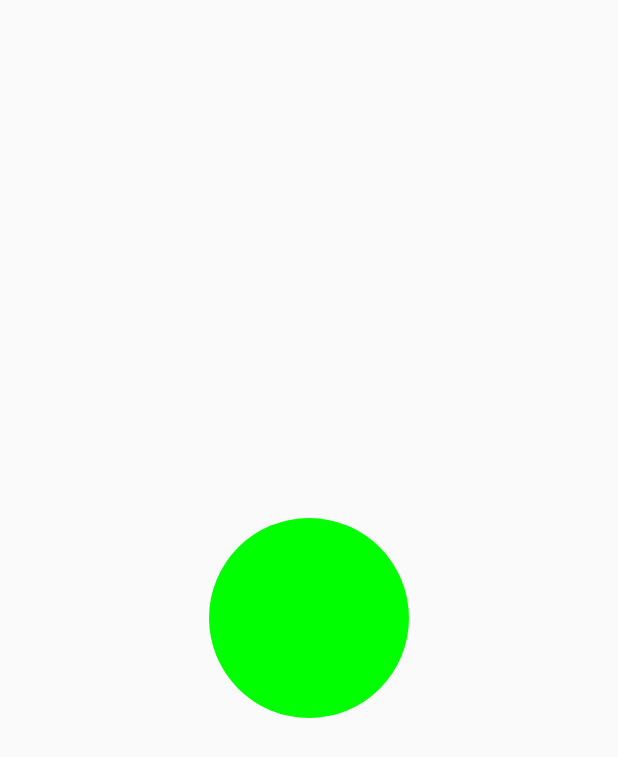
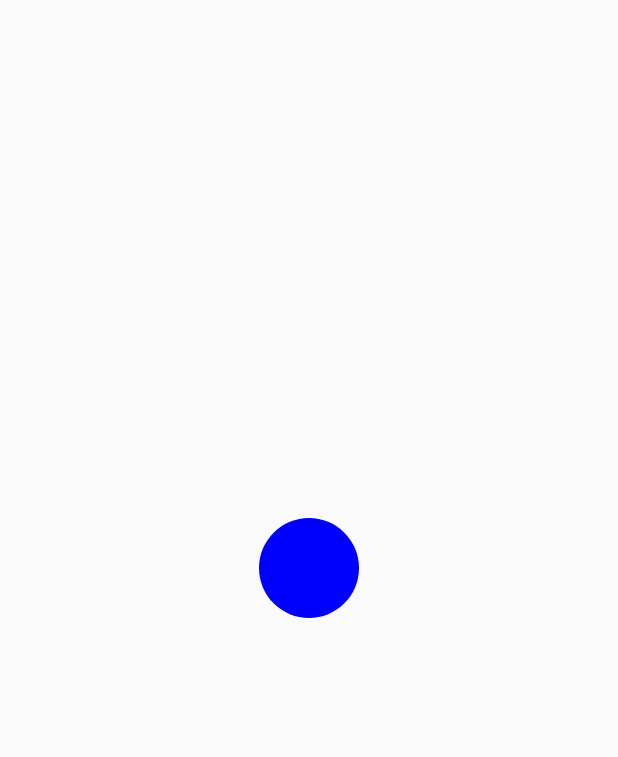
Before and after one commit to maxcoto/memoscopio, an Android app: the screen it shows after launch (MainActivity before the commit, GameActivity after it), on a phone screen of 412 x 824 dp. Shown: the top 757 px of the screen. Run offline under Robolectric (Android 15) with nearby library versions, the phone set to English and light mode, and no system bars.

Commit message:
accel example

```diff
--- a/app/src/main/AndroidManifest.xml
+++ b/app/src/main/AndroidManifest.xml
@@ -13,7 +13,7 @@
         <activity android:name=".RankingActivity" />
         <activity android:name=".BatteryActivity" />
         <activity
-            android:name=".MainActivity"
+            android:name=".GameActivity"
             android:screenOrientation="portrait"
             android:theme="@style/AppTheme.NoActionBar">
             <intent-filter>
@@ -24,6 +24,7 @@
         </activity>
         <activity android:name=".LoginActivity" />
         <activity android:name=".RegisterActivity" />
+        <activity android:name=".SensorsActivity" />
     </application>
 
     <uses-permission android:name="android.permission.ACCESS_NETWORK_STATE" />
--- /dev/null
+++ b/app/src/main/java/com/example/memoscopio/BubbleView.java
@@ -0,0 +1,63 @@
+package com.example.memoscopio;
+
+import android.content.Context;
+import android.graphics.Bitmap;
+import android.graphics.Canvas;
+import android.graphics.Color;
+import android.graphics.Paint;
+import android.graphics.Point;
+import android.graphics.drawable.ShapeDrawable;
+import android.graphics.drawable.shapes.OvalShape;
+import android.util.DisplayMetrics;
+import android.view.Display;
+import android.view.View;
+import android.view.WindowManager;
+
+public class BubbleView extends View {
+
+    private int x;
+    private int y;
+    private int width;
+    private int height;
+    private int diameter = 100;
+
+    private int maxLeft;
+    private int maxTop;
+    private int maxRight;
+    private int maxBottom;
+
+    private ShapeDrawable bubble;
+
+    public BubbleView(Context context, int width, int height)
+    {
+        super(context);
+
+        this.width = width;
+        this.height = height;
+        this.x = (width-diameter)/2;
+        this.y = (height/2) - diameter;
+
+        this.maxLeft = diameter;
+        this.maxTop = diameter;
+        this.maxRight = width - diameter;
+        this.maxBottom = height - diameter;
+
+        bubble = new ShapeDrawable(new OvalShape());
+        bubble.setBounds(x, y, x + diameter, y + diameter);
+        bubble.getPaint().setColor(Color.BLUE);
+    }
+
+    protected void onDraw(Canvas canvas) {
+        super.onDraw(canvas);
+        bubble.draw(canvas);
+    }
+
+    protected void move(float f, float g) {
+        if(x < maxLeft || x > maxRight || y < maxTop || y > maxBottom) return;
+
+        x = (int) (x + f);
+        y = (int) (y + g);
+        bubble.setBounds(x, y, x + diameter, y + diameter);
+        invalidate();
+    }
+}
--- a/app/src/main/java/com/example/memoscopio/GameActivity.java
+++ b/app/src/main/java/com/example/memoscopio/GameActivity.java
@@ -7,118 +7,43 @@ import android.hardware.SensorEvent;
 import android.hardware.SensorEventListener;
 import android.hardware.SensorManager;
 import android.os.Bundle;
-import android.util.Log;
-import android.widget.TextView;
-import android.widget.Toast;
+import android.util.DisplayMetrics;
 
-public class GameActivity extends AppCompatActivity implements SensorEventListener  {
+public class GameActivity extends AppCompatActivity implements SensorEventListener {
 
-    private SensorManager sensorManager;
-
-    private TextView acelerometro;
-    private TextView giroscopio;
-    private TextView proximidad;
-    private TextView detecta;
-    private TextView presion;
-
+    private SensorManager manager;
+    private BubbleView bubbleView;
+    private Sensor accel;
 
     @Override
     protected void onCreate(Bundle savedInstanceState) {
         super.onCreate(savedInstanceState);
-        setContentView(R.layout.activity_game);
 
-        sensorManager = (SensorManager) getSystemService(SENSOR_SERVICE);
+        DisplayMetrics displayMetrics = new DisplayMetrics();
+        getWindowManager().getDefaultDisplay().getMetrics(displayMetrics);
+        int height = displayMetrics.heightPixels;
+        int width = displayMetrics.widthPixels;
 
-        acelerometro = findViewById(R.id.acelerometro);
-        giroscopio = findViewById(R.id.giroscopio);
-        proximidad = findViewById(R.id.proximidad);
-        detecta = findViewById(R.id.detecta);
-        presion = findViewById(R.id.presion);
+        bubbleView = new BubbleView(GameActivity.this, width, height);
+        setContentView(bubbleView);
+
+        manager = (SensorManager)getSystemService(SENSOR_SERVICE);
+        accel = manager.getDefaultSensor(Sensor.TYPE_ACCELEROMETER);
+        manager.registerListener(GameActivity.this, accel, SensorManager.SENSOR_DELAY_GAME);
     }
 
-    @Override
-    public void onSensorChanged(SensorEvent event) {
-        String txt = "";
-
-        synchronized (this) {
-
-            Log.d("sensor", event.sensor.getName());
-            Log.d("sensor 2 id", String.valueOf(this.getTaskId()));
-
-            switch (event.sensor.getType()){
-                case Sensor.TYPE_ACCELEROMETER:
-                    txt += "acelerometro:\n";
-                    txt += "x: " + event.values[0] + "\n";
-                    txt += "y: " + event.values[1] + "\n";
-                    txt += "z: " + event.values[2] + "\n";
-                    acelerometro.setText(txt);
-
-                    if(event.values[0] > 25 || event.values[1] > 25 || event.values[2] > 25){
-                        Toast.makeText(GameActivity.this, "shake that ass baby", Toast.LENGTH_LONG).show();
-                    }
-                    break;
-                case Sensor.TYPE_GYROSCOPE:
-                    txt += "giroscopio:\n";
-                    txt += "x: " + event.values[0] + "\n";
-                    txt += "y: " + event.values[1] + "\n";
-                    txt += "z: " + event.values[2] + "\n";
-                    giroscopio.setText(txt);
-                    break;
-                case Sensor.TYPE_PROXIMITY:
-                    txt += "proximidad:\n";
-                    txt += event.values[0] + "\n";
-                    proximidad.setText(txt);
-
-                    if(event.values[0] == 0){
-                        detecta.setText("proximidad detectada");
-                    } else {
-                        detecta.setText("-");
-                    }
-                    break;
-                case Sensor.TYPE_PRESSURE:
-                    txt += "presion:\n";
-                    txt += event.values[0] + "\n";
-                    presion.setText(txt);
-                    break;
-            }
-        }
+    public void onAccuracyChanged(Sensor sensor, int accuracy) {
     }
 
-    @Override
-    public void onAccuracyChanged(Sensor sensor, int i) {
-
+    public void onSensorChanged(SensorEvent event) {
+        bubbleView.move(event.values[0], event.values[1]);
     }
-
-    @Override
+    protected void onResume() {
+        super.onResume();
+        manager.registerListener(GameActivity.this, accel, SensorManager.SENSOR_DELAY_GAME);
+    }
     protected void onPause() {
         super.onPause();
-        stopSensors();
+        manager.unregisterListener(this);
     }
-
-    @Override
-    protected void onRestart() {
-        super.onRestart();
-        startSensors();
-    }
-
-    @Override
-    protected void onResume() {
-        super.onResume();
-        startSensors();
-    }
-
-    protected void startSensors(){
-        sensorManager.registerListener(this, sensorManager.getDefaultSensor(Sensor.TYPE_ACCELEROMETER), SensorManager.SENSOR_DELAY_GAME);
-        sensorManager.registerListener(this, sensorManager.getDefaultSensor(Sensor.TYPE_GYROSCOPE), SensorManager.SENSOR_DELAY_FASTEST);
-        sensorManager.registerListener(this, sensorManager.getDefaultSensor(Sensor.TYPE_PROXIMITY), SensorManager.SENSOR_DELAY_FASTEST);
-        sensorManager.registerListener(this, sensorManager.getDefaultSensor(Sensor.TYPE_PRESSURE), SensorManager.SENSOR_DELAY_FASTEST);
-    }
-
-    protected void stopSensors(){
-        sensorManager.unregisterListener(this, sensorManager.getDefaultSensor(Sensor.TYPE_ACCELEROMETER));
-        sensorManager.unregisterListener(this, sensorManager.getDefaultSensor(Sensor.TYPE_GYROSCOPE));
-        sensorManager.unregisterListener(this, sensorManager.getDefaultSensor(Sensor.TYPE_PROXIMITY));
-        sensorManager.unregisterListener(this, sensorManager.getDefaultSensor(Sensor.TYPE_PRESSURE));
-    }
-
 }
--- a/app/src/main/java/com/example/memoscopio/MainActivity.java
+++ /dev/null
@@ -1,21 +0,0 @@
-package com.example.memoscopio;
-
-import androidx.appcompat.app.AppCompatActivity;
-
-import android.os.Bundle;
-import android.util.DisplayMetrics;
-
-public class MainActivity extends AppCompatActivity {
-
-    @Override
-    protected void onCreate(Bundle savedInstanceState) {
-        super.onCreate(savedInstanceState);
-
-        DisplayMetrics displayMetrics = new DisplayMetrics();
-        getWindowManager().getDefaultDisplay().getMetrics(displayMetrics);
-        int height = displayMetrics.heightPixels;
-        int width = displayMetrics.widthPixels;
-
-        setContentView(new MyView(MainActivity.this, width, height));
-    }
-}
--- a/app/src/main/java/com/example/memoscopio/MyView.java
+++ /dev/null
@@ -1,38 +0,0 @@
-package com.example.memoscopio;
-
-import android.content.Context;
-import android.graphics.Bitmap;
-import android.graphics.Canvas;
-import android.graphics.Color;
-import android.graphics.Paint;
-import android.util.DisplayMetrics;
-import android.view.View;
-
-public class MyView extends View
-{
-
-    private int x;
-    private int y;
-    private int r = 100;
-    private Paint paint;
-    private Canvas grid;
-
-    public MyView(Context context, int width, int height)
-    {
-        super(context);
-
-        x = width/2;
-        y = height/2;
-
-        paint = new Paint();
-        paint.setStyle(Paint.Style.FILL);
-        paint.setColor(Color.GREEN);
-    }
-
-    protected void onDraw(Canvas canvas) {
-        super.onDraw(canvas);
-
-        canvas.drawCircle(x, y, r, paint);
-        invalidate();
-    }
-}
--- a/app/src/main/res/layout/activity_game.xml
+++ b/app/src/main/res/layout/activity_game.xml
@@ -4,7 +4,7 @@
     xmlns:tools="http://schemas.android.com/tools"
     android:layout_width="match_parent"
     android:layout_height="match_parent"
-    tools:context=".GameActivity">
+    tools:context=".SensorsActivity">
 
     <TextView
         android:id="@+id/acelerometro"
--- a/app/src/main/res/layout/activity_main.xml
+++ b/app/src/main/res/layout/activity_main.xml
@@ -4,6 +4,6 @@
     xmlns:tools="http://schemas.android.com/tools"
     android:layout_width="match_parent"
     android:layout_height="match_parent"
-    tools:context=".MainActivity">
+    tools:context=".GameActivity">
 
 </androidx.constraintlayout.widget.ConstraintLayout>
```
Also changed, not shown: app/src/main/java/com/example/memoscopio/SensorsActivity.java (added, +124 -0 lines).
